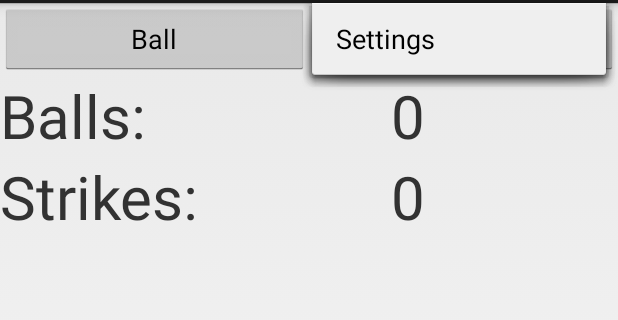
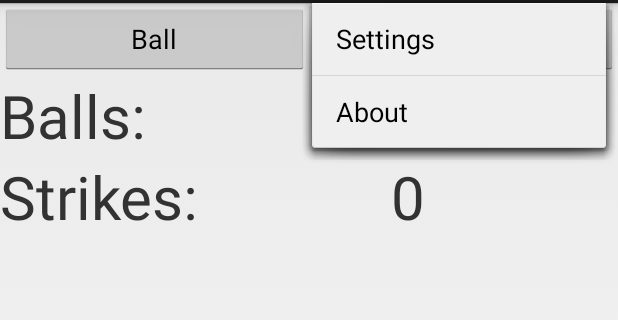
Before and after one commit to mlh758/School-Projects, an Android app: the screen it shows after launch (Initial), with the options menu open, on a phone screen of 412 x 824 dp, the part 69-389 px from its top. Run offline under Robolectric (Android 15) with nearby library versions, the phone set to English and light mode, and no system bars.

Commit message:
About activity now launches
Clicking About in menu will launch new activity, About it also now on
the menu but not action bar

```diff
--- a/CS449Projects/UmpireBuddy/app/src/main/res/menu/initial.xml
+++ b/CS449Projects/UmpireBuddy/app/src/main/res/menu/initial.xml
@@ -1,6 +1,10 @@
 <menu xmlns:android="http://schemas.android.com/apk/res/android"
     xmlns:tools="http://schemas.android.com/tools"
     tools:context=".Initial" >
+    <item android:id="@+id/action_about"
+        android:title="@string/about_menu"
+        android:orderInCategory="200"
+        android:showAsAction="never" />
     <item android:id="@+id/action_settings"
         android:title="@string/action_settings"
         android:orderInCategory="100"
--- a/CS449Projects/UmpireBuddy/app/src/main/res/values/strings.xml
+++ b/CS449Projects/UmpireBuddy/app/src/main/res/values/strings.xml
@@ -13,5 +13,6 @@
     <string name="out_msg">Out!</string>
     <string name="title_activity_about">About</string>
     <string name="about_msg">Umpire Buddy 2.0 by Michael Harris</string>
+    <string name="about_menu">About</string>
 
 </resources>
```
Also changed, not shown: CS449Projects/UmpireBuddy/app/src/main/java/com/example/osiri_000/umpirebuddy/Initial.java (+12 -4 lines).
